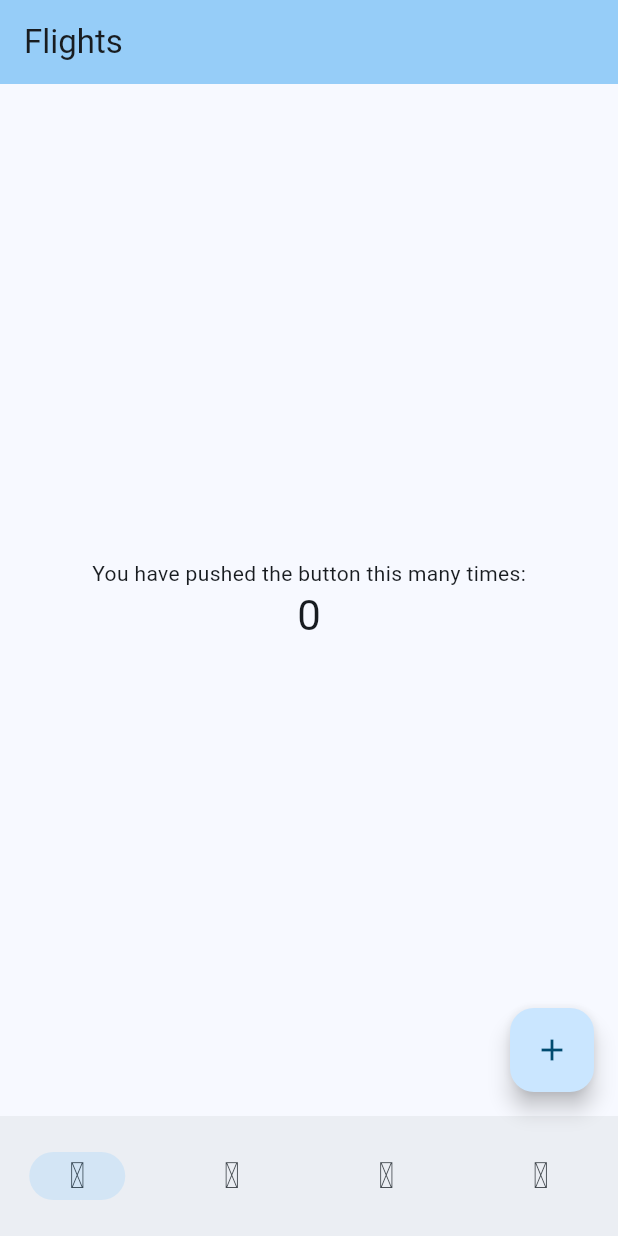
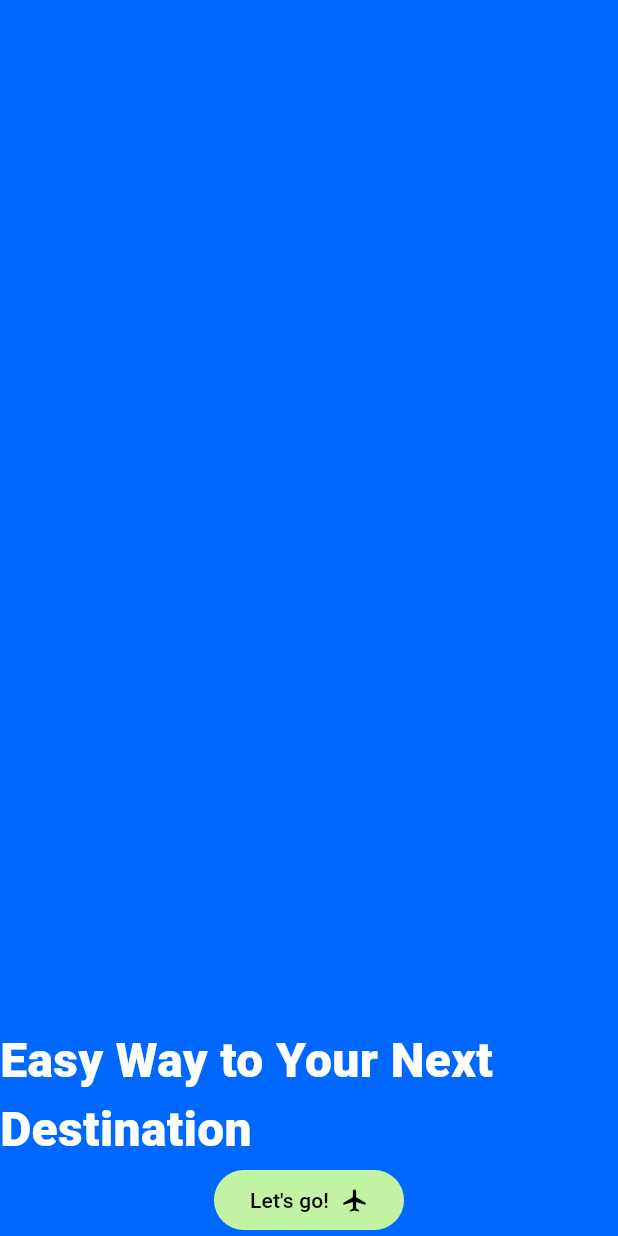
Before and after one commit to miguelguzmanr/flights, a Flutter app: the screen it shows after launch, on a phone screen of 412 x 824 dp. Run offline on Flutter 3.47's test engine with Material 2 defaults, Android fonts, the phone set to English and light mode, and no system bars.

Commit message:
Start onboarding screen

```diff
--- a/lib/main.dart
+++ b/lib/main.dart
@@ -1,5 +1,6 @@
 import 'package:flutter/material.dart';
 import 'tabler_icons.dart';
+import 'onboarding.dart';
 
 void main() {
   runApp(const MyApp());
@@ -16,7 +17,7 @@
         colorScheme: ColorScheme.fromSeed(seedColor: Colors.lightBlue),
         useMaterial3: true,
       ),
-      home: const MyHomePage(title: 'Flights'),
+      home: const Onboarding(),
     );
   }
 }
@@ -31,13 +32,13 @@
 }
 
 class _MyHomePageState extends State<MyHomePage> {
-  int _counter = 0;
-
-  void _incrementCounter() {
-    setState(() {
-      _counter++;
-    });
-  }
+  int currentPage = 0;
+  List<Widget> pages = const <Widget>[
+    // Home(),
+    // Profile(),
+    // Ticket(),
+    // Notifications(),
+  ];
 
   @override
   Widget build(BuildContext context) {
@@ -46,23 +47,9 @@
         backgroundColor: Theme.of(context).colorScheme.inversePrimary,
         title: Text(widget.title),
       ),
-      body: Center(
-        child: Column(
-          mainAxisAlignment: MainAxisAlignment.center,
-          children: <Widget>[
-            const Text(
-              'You have pushed the button this many times:',
-            ),
-            Text(
-              '$_counter',
-              style: Theme.of(context).textTheme.headlineMedium,
-            ),
-          ],
-        ),
-      ),
       floatingActionButton: FloatingActionButton(
-        onPressed: _incrementCounter,
-        tooltip: 'Increment',
+        onPressed: () {},
+        tooltip: 'Floating Action Button',
         child: const Icon(Icons.add),
       ),
       bottomNavigationBar: NavigationBar(
@@ -75,6 +62,13 @@
           NavigationDestination(
               icon: Icon(TablerIcons.notifications), label: 'Notifications'),
         ],
+        // Set destination page
+        // onDestinationSelected: (int index) {
+        //   setState(() {
+        //     currentPage = index;
+        //   });
+        // },
+        // selectedIndex: currentPage,
         // Hide navigation bar labels
         labelBehavior: NavigationDestinationLabelBehavior.alwaysHide,
       ),
--- /dev/null
+++ b/lib/onboarding.dart
@@ -0,0 +1,48 @@
+import 'package:flutter/material.dart';
+import 'tabler_icons.dart';
+
+class Onboarding extends StatelessWidget {
+  const Onboarding({super.key});
+
+  @override
+  Widget build(BuildContext context) {
+    return Scaffold(
+      backgroundColor: const Color.fromARGB(255, 0, 104, 255),
+      body: Center(
+        child: Column(
+          mainAxisAlignment: MainAxisAlignment.end,
+          children: [
+            const Text(
+              'Easy Way to Your Next Destination',
+              style: TextStyle(
+                color: Colors.white,
+                fontSize: 32,
+                fontWeight: FontWeight.w900,
+              ),
+            ),
+            FilledButton(
+              onPressed: () => {},
+              style: ButtonStyle(
+                backgroundColor: MaterialStateColor.resolveWith(
+                  (states) => const Color.fromARGB(255, 194, 243, 164),
+                ),
+                foregroundColor:
+                    MaterialStateColor.resolveWith((states) => Colors.black),
+              ),
+              child: const Row(
+                mainAxisSize: MainAxisSize.min,
+                children: [
+                  Text("Let's go!"),
+                  SizedBox(
+                    width: 8,
+                  ),
+                  Icon(Icons.airplanemode_on),
+                ],
+              ),
+            ),
+          ],
+        ),
+      ),
+    );
+  }
+}
--- a/lib/tabler_icons.dart
+++ b/lib/tabler_icons.dart
@@ -14,4 +14,6 @@ class TablerIcons {
       IconData(0xeb3d, fontFamily: fontFamily, fontPackage: fontPackage);
   static const IconData notifications =
       IconData(0xea35, fontFamily: fontFamily, fontPackage: fontPackage);
+  static const IconData plane =
+      IconData(0xeb6f, fontFamily: fontFamily, fontPackage: fontPackage);
 }
```
